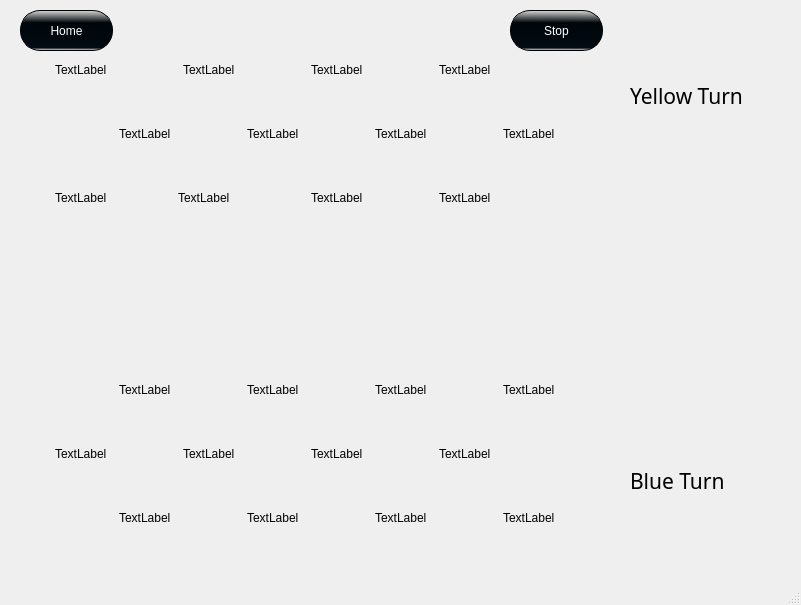
First picture: the form in mainwindow.ui, repository cobalt00498/Checkers_Qt, before the edit.
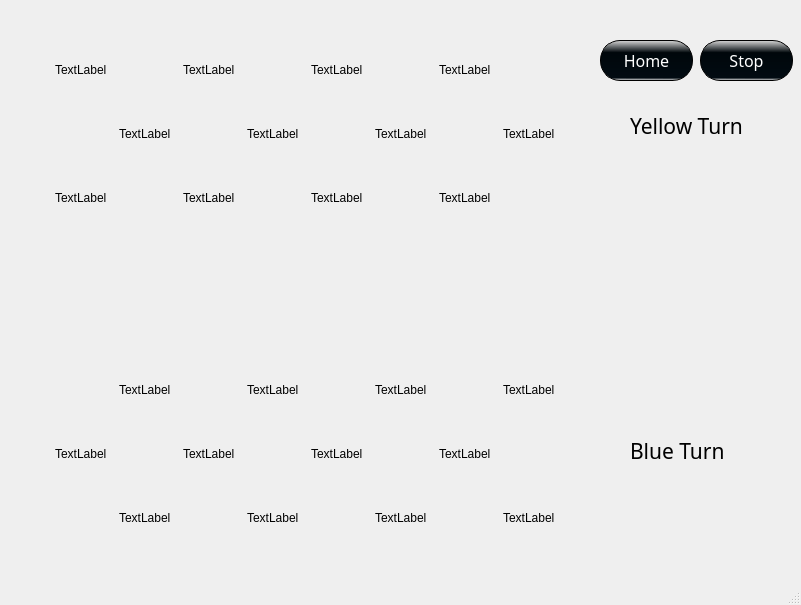
Second picture: the form after the edit. The open tabs and pages were chosen to show the change. Icons and pictures are not drawn.

Diff of the .ui file:
```diff
--- a/mainwindow.ui
+++ b/mainwindow.ui
@@ -470,7 +470,7 @@
      <widget class="QLabel" name="y10Label">
       <property name="geometry">
        <rect>
-        <x>158</x>
+        <x>163</x>
         <y>158</y>
         <width>60</width>
         <height>60</height>
@@ -489,12 +489,18 @@
      <widget class="QPushButton" name="StopButton">
       <property name="geometry">
        <rect>
-        <x>490</x>
-        <y>0</y>
+        <x>680</x>
+        <y>30</y>
         <width>93</width>
         <height>41</height>
        </rect>
       </property>
+      <property name="font">
+       <font>
+        <family>Cooper Black</family>
+        <pointsize>12</pointsize>
+       </font>
+      </property>
       <property name="styleSheet">
        <string notr="true">QPushButton{
 	color: white;
@@ -510,12 +516,18 @@
      <widget class="QPushButton" name="HomeButton">
       <property name="geometry">
        <rect>
-        <x>0</x>
-        <y>0</y>
+        <x>580</x>
+        <y>30</y>
         <width>93</width>
         <height>41</height>
        </rect>
       </property>
+      <property name="font">
+       <font>
+        <family>Cooper Black</family>
+        <pointsize>12</pointsize>
+       </font>
+      </property>
       <property name="styleSheet">
        <string notr="true">QPushButton{
 	color: white;
@@ -563,12 +575,17 @@
      <widget class="QPushButton" name="B_3_3">
       <property name="geometry">
        <rect>
-        <x>158</x>
+        <x>163</x>
         <y>158</y>
         <width>60</width>
         <height>60</height>
        </rect>
       </property>
+      <property name="font">
+       <font>
+        <family>휴먼편지체</family>
+       </font>
+      </property>
       <property name="text">
        <string/>
       </property>
@@ -1022,7 +1039,7 @@
      <widget class="QPushButton" name="B_3_5">
       <property name="geometry">
        <rect>
-        <x>158</x>
+        <x>163</x>
         <y>286</y>
         <width>60</width>
         <height>60</height>
@@ -1071,7 +1088,7 @@
       <property name="geometry">
        <rect>
         <x>610</x>
-        <y>50</y>
+        <y>80</y>
         <width>181</width>
         <height>71</height>
        </rect>
@@ -1184,7 +1201,7 @@
       <property name="geometry">
        <rect>
         <x>610</x>
-        <y>440</y>
+        <y>410</y>
         <width>151</width>
         <height>61</height>
        </rect>
```
Left out of the diff: 65 changed lines with no effect on the pictures.
